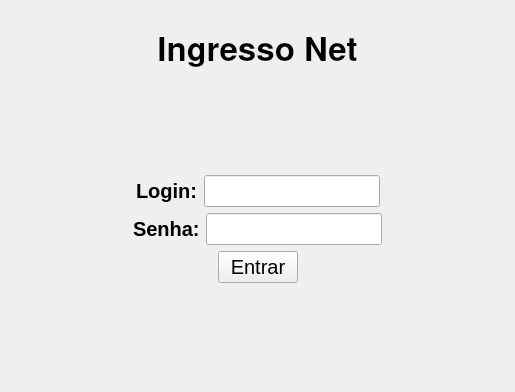
First picture: the form in src/loginwindow.ui, repository MatTerra/IngressoNet, before the edit.
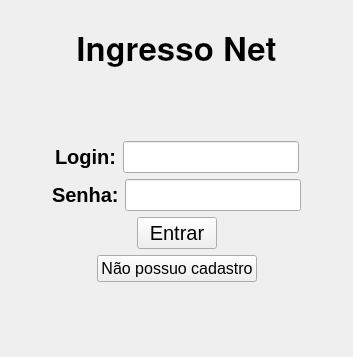
Second picture: the form after the edit.

Commit message: Signup and login gui

```diff
--- a/src/loginwindow.ui
+++ b/src/loginwindow.ui
@@ -1,19 +1,15 @@
 <?xml version="1.0" encoding="UTF-8"?>
 <ui version="4.0">
  <class>LoginWindow</class>
- <widget class="QMainWindow" name="LoginWindow">
+ <widget class="QWidget" name="LoginWindow">
   <property name="geometry">
    <rect>
     <x>0</x>
     <y>0</y>
-    <width>515</width>
-    <height>392</height>
+    <width>353</width>
+    <height>357</height>
    </rect>
   </property>
-  <property name="windowTitle">
-   <string>MainWindow</string>
-  </property>
-  <widget class="QWidget" name="centralWidget">
    <layout class="QVBoxLayout" name="verticalLayout">
     <item>
      <spacer name="verticalSpacer_3">
@@ -50,7 +46,7 @@
      </widget>
     </item>
     <item>
-     <spacer name="verticalSpacer_2">
+    <spacer name="verticalSpacer">
       <property name="orientation">
        <enum>Qt::Vertical</enum>
       </property>
@@ -217,7 +213,49 @@
      </layout>
     </item>
     <item>
-     <spacer name="verticalSpacer">
+    <layout class="QHBoxLayout" name="horizontalLayout_4">
+     <item>
+      <spacer name="horizontalSpacer_7">
+       <property name="orientation">
+        <enum>Qt::Horizontal</enum>
+       </property>
+       <property name="sizeHint" stdset="0">
+        <size>
+         <width>40</width>
+         <height>20</height>
+        </size>
+       </property>
+      </spacer>
+     </item>
+     <item>
+      <widget class="QPushButton" name="pushButton">
+       <property name="font">
+        <font>
+         <pointsize>12</pointsize>
+        </font>
+       </property>
+       <property name="text">
+        <string>Não possuo cadastro</string>
+       </property>
+      </widget>
+     </item>
+     <item>
+      <spacer name="horizontalSpacer_8">
+       <property name="orientation">
+        <enum>Qt::Horizontal</enum>
+       </property>
+       <property name="sizeHint" stdset="0">
+        <size>
+         <width>40</width>
+         <height>20</height>
+        </size>
+       </property>
+      </spacer>
+     </item>
+    </layout>
+   </item>
+   <item>
+    <spacer name="verticalSpacer_2">
       <property name="orientation">
        <enum>Qt::Vertical</enum>
       </property>
@@ -231,8 +269,6 @@
     </item>
    </layout>
   </widget>
- </widget>
- <layoutdefault spacing="6" margin="11"/>
  <resources/>
  <connections/>
 </ui>
```
Left out of the diff: 2 changed lines with no effect on the pictures. Lines whose indentation alone changed are shown as unchanged. The commit also changes 11 other files.
